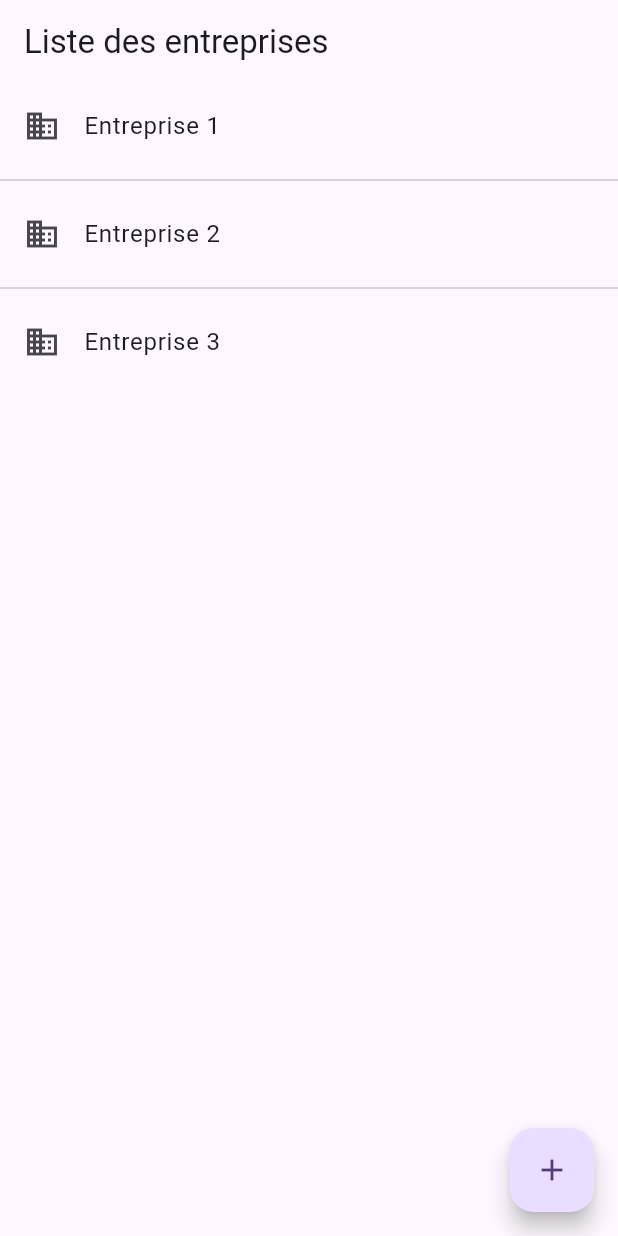
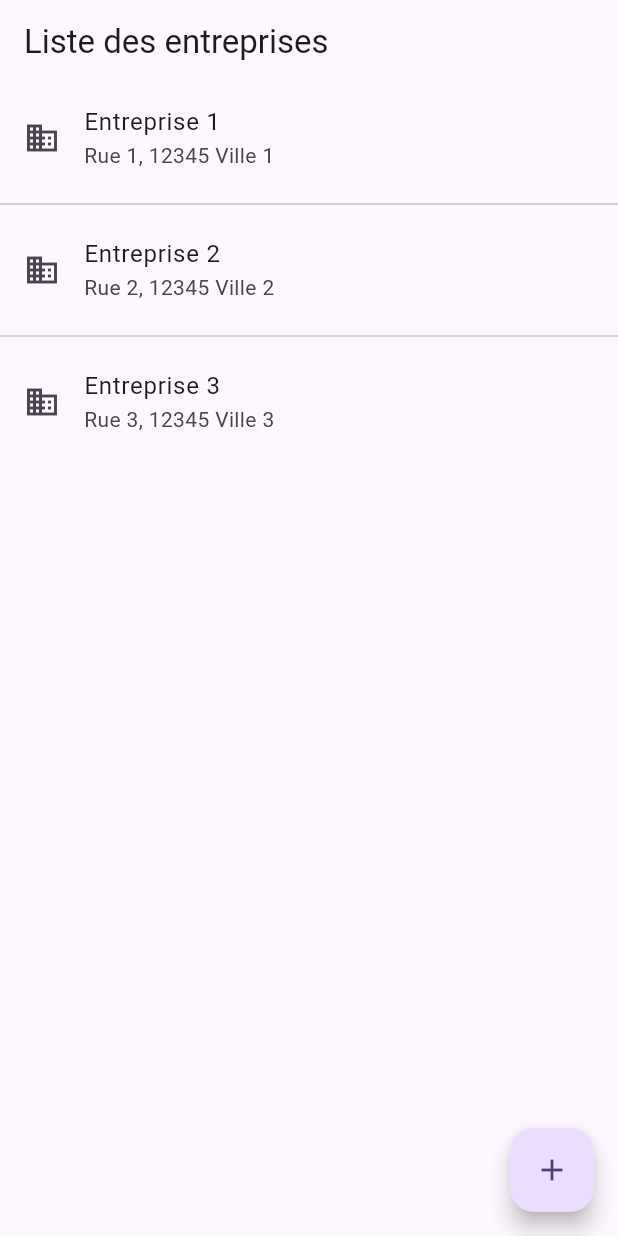
Before and after one commit to pr-cours-flutter/flutter_eseo_S9_2023_TP, a Flutter app: the screen it shows after launch, on a phone screen of 412 x 824 dp. Run offline on Flutter 3.47's test engine with Material 3 defaults, Android fonts, the light colour scheme and no system bars.

Commit message:
TP2 - fix

```diff
--- a/lib/ui/screens/home.dart
+++ b/lib/ui/screens/home.dart
@@ -26,10 +26,14 @@ class _HomeState extends State<Home> {
       ),
       body: ListView.separated(
           itemCount: _companies.length,
-          itemBuilder: (context, index) => ListTile(
-                leading: const Icon(Icons.business_outlined),
-                title: Text(_companies[index].name),
-              ),
+          itemBuilder: (context, index) {
+            final company = _companies[index];
+            return ListTile(
+              leading: const Icon(Icons.business_outlined),
+              title: Text(company.name),
+              subtitle: Text('${company.address.street}, ${company.address.postCode} ${company.address.city}'),
+            );
+          },
           separatorBuilder: (context, index) => const Divider()),
       floatingActionButton: FloatingActionButton(
         onPressed: () async {
--- a/lib/ui/screens/search_address.dart
+++ b/lib/ui/screens/search_address.dart
@@ -47,7 +47,7 @@ class _SearchAddressState extends State<SearchAddress> {
               controller: _controller,
               decoration: const InputDecoration(
                 prefixIcon: Icon(Icons.location_on),
-                labelText: 'Rechercher une adresse2',
+                labelText: 'Rechercher une adresse',
               ),
               onChanged: _onSearchChanged),
           Expanded(
```
Also changed, not shown: pubspec.lock.
